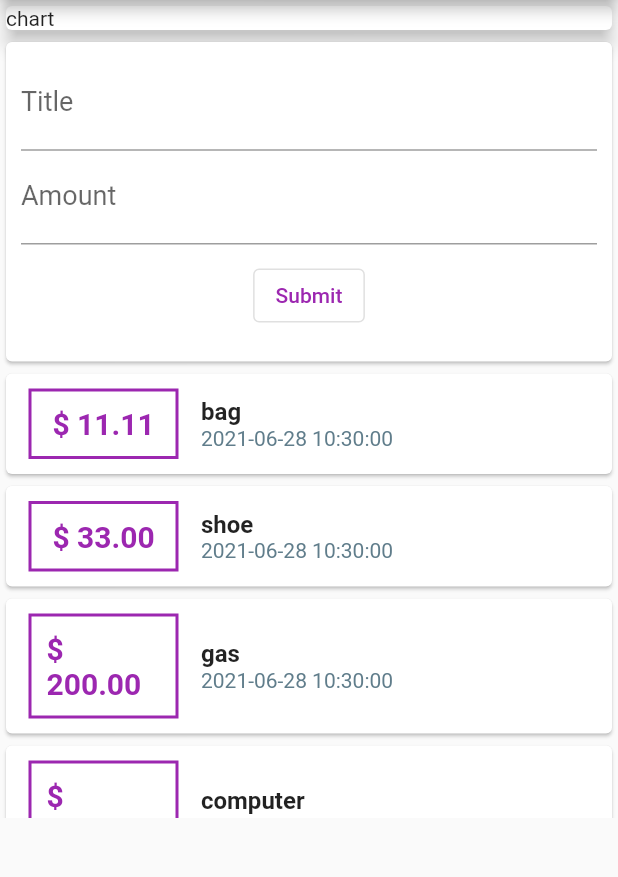
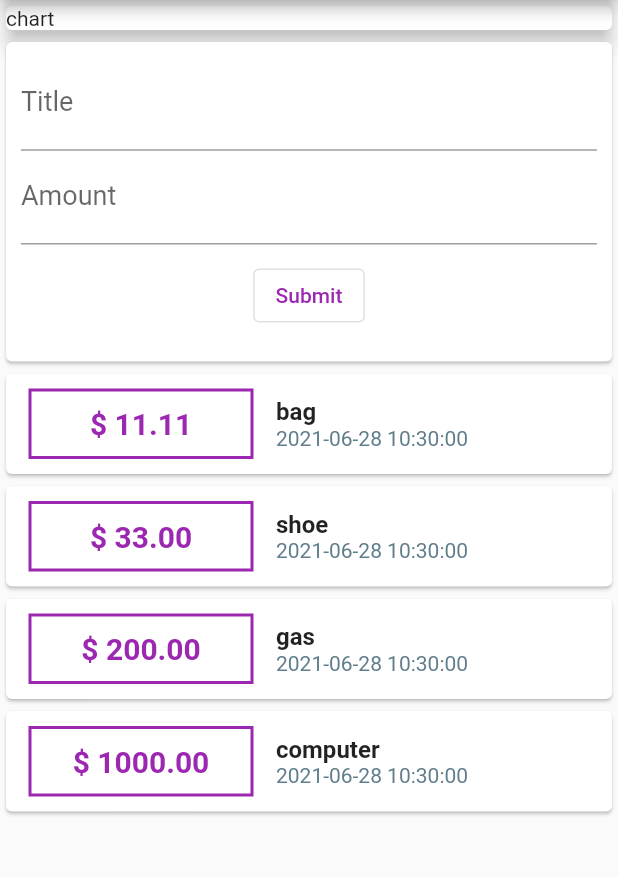
Before and after one commit to jinyongnan810/flutter-expenses-app, a Flutter app: the screen it shows after launch, on a phone screen of 412 x 824 dp, the part 84-961 px from its top. Run offline on Flutter 3.47's test engine with Material 2 defaults, Android fonts, the phone set to English and light mode, and no system bars.

Commit message:
small fixes

```diff
--- a/lib/widgets/transaction-form.dart
+++ b/lib/widgets/transaction-form.dart
@@ -31,13 +31,14 @@ class TransactionForm extends StatelessWidget {
               decoration: InputDecoration(labelText: 'Title'),
               style: TextStyle(fontSize: 18),
               controller: titleControler,
+              onSubmitted: (_) => submitData(),
             ),
             TextField(
               decoration: InputDecoration(labelText: 'Amount'),
               style: TextStyle(fontSize: 18),
               controller: amountControler,
               keyboardType: TextInputType.number,
-              onSubmitted: (val) => submitData(),
+              onSubmitted: (_) => submitData(),
             ),
             Container(
               margin: EdgeInsets.all(10),
--- a/lib/widgets/transaction-list-item.dart
+++ b/lib/widgets/transaction-list-item.dart
@@ -17,7 +17,7 @@ class TransactionListItem extends StatelessWidget {
               margin: EdgeInsets.symmetric(horizontal: 15, vertical: 10),
               decoration: BoxDecoration(
                   border: Border.all(width: 2, color: Colors.purple)),
-              width: 100,
+              width: 150,
               alignment: Alignment.center,
               child: Text(
                 '\$ ${_tx.amount.toStringAsFixed(2)}',
```
